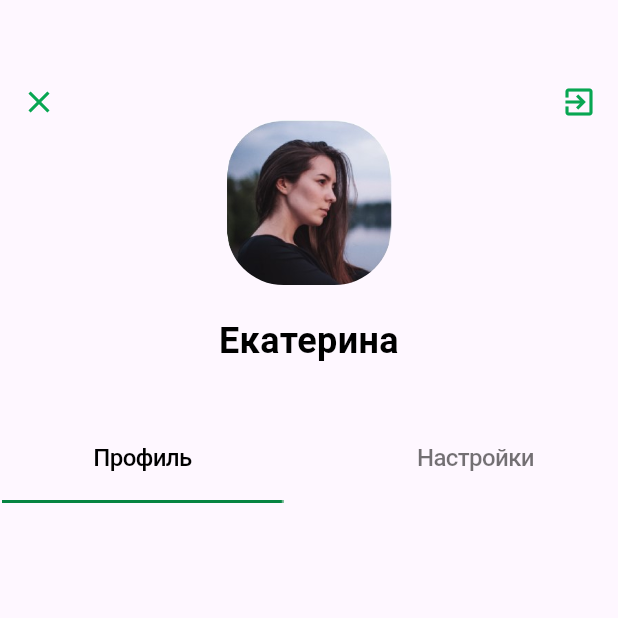
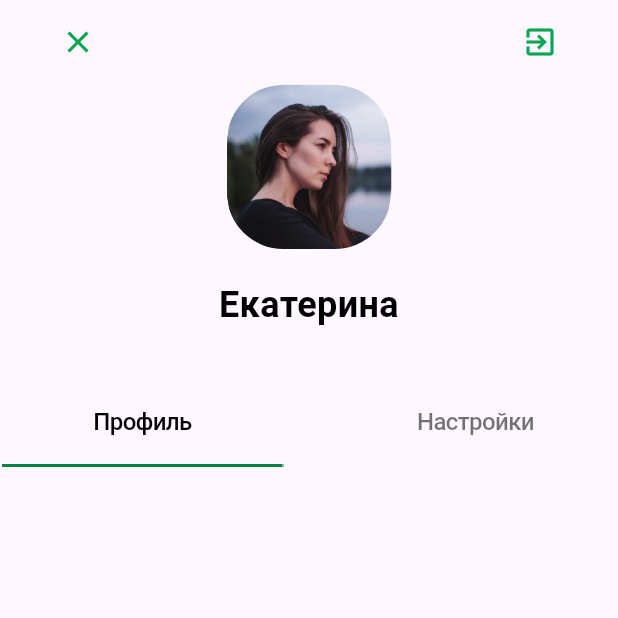
Before and after one commit to Zaharchenko-Tatiana/Flutter_Lab, a Flutter app: the screen it shows after launch, on a phone screen of 412 x 824 dp, the top half of it. Run offline on Flutter 3.47's test engine with Material 3 defaults, Android fonts, the phone set to English and light mode, and no system bars; Roboto replaces fonts that are missing (SF Pro Display, SF Pro Text).

Commit message:
Add icon-buttons and it became clear how to add several widgets

```diff
--- /dev/null
+++ b/lib/Person.dart
@@ -0,0 +1,34 @@
+import 'package:flutter/material.dart';
+
+Widget person() {
+  return Column
+    (
+      children: [
+        Container(
+          width: 110,
+          height: 110,
+          decoration: ShapeDecoration(
+            image: const DecorationImage(
+              image: AssetImage('res/Photo.jpg'),
+              fit: BoxFit.fill,
+            ),
+            shape: RoundedRectangleBorder(
+              borderRadius: BorderRadius.circular(38),
+            ),
+          ),
+        ),
+
+        Container(padding: const EdgeInsets.symmetric(vertical: 36.0),
+          child:
+          const Text('Екатерина',
+            textAlign: TextAlign.center,
+            style: TextStyle(
+              color: Colors.black,
+              fontSize: 24,
+              fontFamily: 'SF Pro Display',
+              fontWeight: FontWeight.w700,
+              height: 0.06,
+            ),),),
+      ],
+  );
+}
--- a/lib/main.dart
+++ b/lib/main.dart
@@ -1,5 +1,5 @@
 import 'package:flutter/material.dart';
-
+import 'Person.dart';
 import 'Colors.dart';
 
 void main() {
@@ -11,50 +11,37 @@ class MyApp extends StatelessWidget {
   @override
   Widget build(BuildContext context){
     return MaterialApp(
+        debugShowCheckedModeBanner: false,
         home: Scaffold(
-        appBar: AppBar(),
-        body:
-     Column(
-    children: [
-      Row(
-        mainAxisAlignment: MainAxisAlignment.spaceBetween,
-        children: <Widget>[
+        appBar: AppBar(
+           /* mainAxisAlignment: MainAxisAlignment.spaceBetween,*/
+            actions: <Widget>[
+              Container(
+                margin: const EdgeInsets.symmetric(horizontal: 14.0),
+        ),
+              IconButton(
+                icon: const Icon(Icons.clear, color: Colors_add.ConstantColor, size: 24),
+               onPressed: () {  },
+              ),
 
-          Container(padding: const EdgeInsets.symmetric(horizontal: 14.0),
-            child: const Icon(Icons.clear, color: Colors_add.ConstantColor, size: 24),
+              const Spacer(),
+
+              IconButton(
+                  icon: const Icon(Icons.exit_to_app, size: 24),
+                  onPressed: () {
+                  },
+                  color: Colors_add.ConstantColor
+              ),
+              Container(
+                margin: const EdgeInsets.symmetric(horizontal: 14.0),
+              ),
+            ],
           ),
 
-          Container(padding: const EdgeInsets.symmetric(horizontal: 14.0),
-            child: const Icon(Icons.exit_to_app, color: Colors_add.ConstantColor, size: 24),
-          ),
-        ],
-      ),
+        body: Column(
+          children: [
+            person(),
 
-      Container(
-        width: 110,
-        height: 110,
-        decoration: ShapeDecoration(
-          image: const DecorationImage(
-            image: AssetImage('res/Photo.jpg'),
-            fit: BoxFit.fill,
-          ),
-          shape: RoundedRectangleBorder(
-            borderRadius: BorderRadius.circular(38),
-          ),
-        ),
-      ),
-
-          Container(padding: const EdgeInsets.symmetric(vertical: 36.0),
-            child:
-            const Text('Екатерина',
-              textAlign: TextAlign.center,
-              style: TextStyle(
-                color: Colors.black,
-                fontSize: 24,
-                fontFamily: 'SF Pro Display',
-                fontWeight: FontWeight.w700,
-                height: 0.06,
-              ),),),
 
       const SizedBox(height: 14),
 
```
